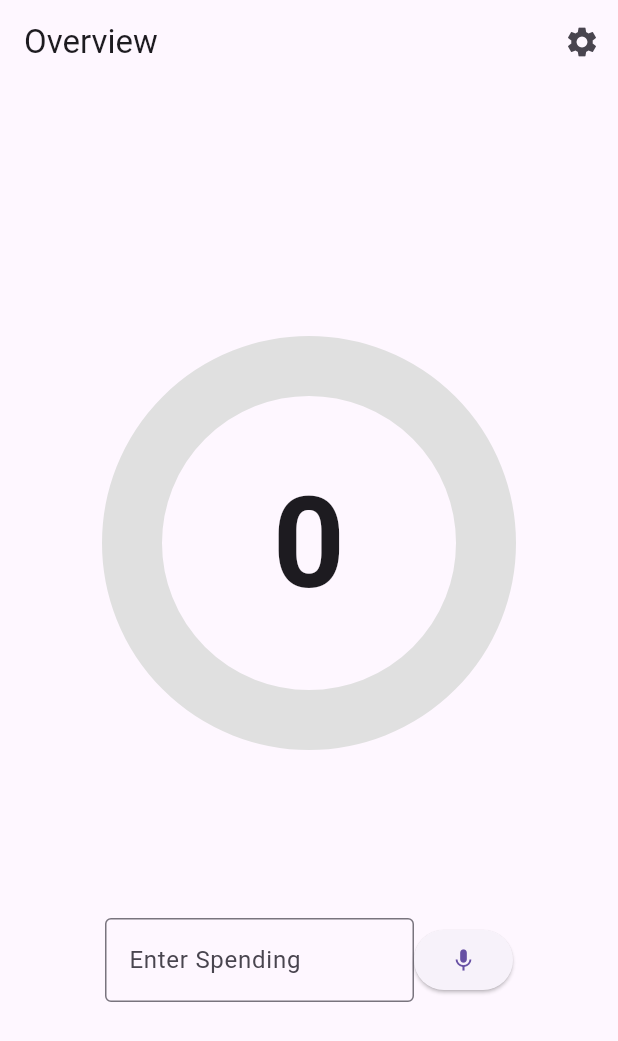
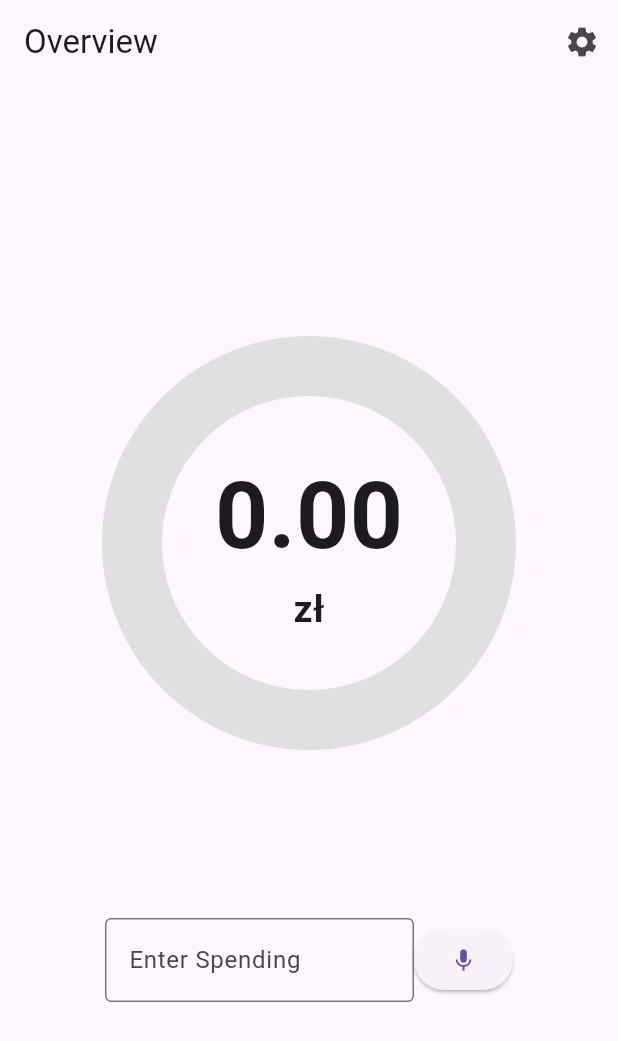
Before and after one commit to PASSTESTMP/dailybudget, a Flutter app: the screen it shows after launch, on a phone screen of 412 x 824 dp. Shown: the top 1041 px of the screen. Run offline on Flutter 3.47's test engine with Material 3 defaults, Android fonts, the phone set to English and light mode, and no system bars; our stand-ins replace flutter_bloc, shared_preferences.

Commit message:
overview quite good

```diff
--- a/lib/bloc/limit_bloc.dart
+++ b/lib/bloc/limit_bloc.dart
@@ -33,7 +33,7 @@ class LimitBloc extends Bloc<LimitEvent, LimitState> {
     on<AddSpendingEvent>((event, emit) {
       dataModel.actualLimit -= event.spending;
       dataModel.budget -= event.spending;
-      emit(SpendingAddedState(dataModel.actualLimit));
+      emit(SpendingAddedState(dataModel.actualLimit, dataModel.limit));
       UpdateDataEvent(dataModel);
     });
 
@@ -47,7 +47,7 @@ class LimitBloc extends Bloc<LimitEvent, LimitState> {
       dataModel.limit = (dataModel.budget / daysToPayday).clamp(0, dataModel.maxLimit);
       dataModel.actualLimit = dataModel.limit;
 
-      emit(SpendingAddedState(dataModel.actualLimit));
+      emit(SpendingAddedState(dataModel.actualLimit, dataModel.limit));
       UpdateDataEvent(dataModel);
     });
 
@@ -55,7 +55,7 @@ class LimitBloc extends Bloc<LimitEvent, LimitState> {
       dataModel.budget -= event.spending;
       dataModel.borrow += event.difference;
       dataModel.actualLimit = 0;
-      emit(SpendingAddedState(dataModel.actualLimit));
+      emit(SpendingAddedState(dataModel.actualLimit, dataModel.limit));
       UpdateDataEvent(dataModel);
     });
   }
--- a/lib/bloc/limit_state.dart
+++ b/lib/bloc/limit_state.dart
@@ -2,6 +2,7 @@ import 'package:dailybudget/Model/data_model.dart';
 
 abstract class LimitState {
   double actualLimit = 0.0;
+  double limit = 0.0;
 }
 
 class InitialState extends LimitState {
@@ -15,8 +16,10 @@ class InitialState extends LimitState {
 
 class SpendingAddedState extends LimitState {
   final double newlLimit;
+  final double targetLimit;
 
-  SpendingAddedState(this.newlLimit){
+  SpendingAddedState(this.newlLimit, this.targetLimit) {
     actualLimit = newlLimit;
+    limit = targetLimit;
   }
 }
--- a/lib/main.dart
+++ b/lib/main.dart
@@ -1,9 +1,7 @@
-import 'package:dailybudget/Model/data_model.dart';
 import 'package:dailybudget/bloc/limit_bloc.dart';
 import 'package:dailybudget/bloc/limit_event.dart';
 import 'package:dailybudget/pages/overview.dart';
 import 'package:flutter/material.dart';
-import 'package:shared_preferences/shared_preferences.dart';
 import 'package:flutter_bloc/flutter_bloc.dart';
 
 Future<void> main() async {
--- a/lib/pages/overview.dart
+++ b/lib/pages/overview.dart
@@ -6,8 +6,15 @@ import 'package:flutter/material.dart';
 import 'package:flutter/services.dart';
 import 'package:flutter_bloc/flutter_bloc.dart';
 
-class OverviewPage extends StatelessWidget {
+class OverviewPage extends StatefulWidget {
   const OverviewPage({super.key});
+
+  @override
+  State<OverviewPage> createState() => _OverviewPageState();
+}
+
+class _OverviewPageState extends State<OverviewPage> {
+  final TextEditingController _controller = TextEditingController();
 
   void _openSettings(BuildContext context) {
     Navigator.push(
@@ -24,16 +31,16 @@ class OverviewPage extends StatelessWidget {
         content: const Text('Update limits after income?'),
         actions: [
           TextButton(
-            onPressed: () => {
-              parentContext.read<LimitBloc>().add(UpdateLimitEvent(spending)),
-              Navigator.pop(context)
+            onPressed: () {
+              parentContext.read<LimitBloc>().add(UpdateLimitEvent(spending));
+              Navigator.pop(context);
             },
             child: const Text('Yes'),
           ),
           TextButton(
-            onPressed: () => {
-              parentContext.read<LimitBloc>().add(AddSpendingEvent(spending)),
-              Navigator.pop(context)
+            onPressed: () {
+              parentContext.read<LimitBloc>().add(AddSpendingEvent(spending));
+              Navigator.pop(context);
             },
             child: const Text('No'),
           ),
@@ -50,16 +57,16 @@ class OverviewPage extends StatelessWidget {
         content: const Text('Update limit or borrow from next days?'),
         actions: [
           TextButton(
-            onPressed: () => {
-              parentContext.read<LimitBloc>().add(UpdateLimitEvent(spending)),
-              Navigator.pop(context)
+            onPressed: () {
+              parentContext.read<LimitBloc>().add(UpdateLimitEvent(spending));
+              Navigator.pop(context);
             },
             child: const Text('Update'),
           ),
           TextButton(
-            onPressed: () => {
-              parentContext.read<LimitBloc>().add(BorrowEvent(difference, spending)),
-              Navigator.pop(context)
+            onPressed: () {
+              parentContext.read<LimitBloc>().add(BorrowEvent(difference, spending));
+              Navigator.pop(context);
             },
             child: const Text('Borrow'),
           ),
@@ -69,18 +76,20 @@ class OverviewPage extends StatelessWidget {
   }
 
   void _startSTT() {
-
+    // Implement speech-to-text functionality here
   }
 
-
+  @override
+  void dispose() {
+    _controller.dispose();
+    super.dispose();
+  }
 
   @override
   Widget build(BuildContext context) {
-    // Example limit value and color
-    double limitValue = 75; // out of 100
-    Color circleColor = limitValue > 80
-        ? Colors.green
-        : (limitValue < 80 ? Colors.orange : Colors.red);
+    double limitValue = 0;
+    Color circleColor = Colors.green;
+    double limitPercentage = 0.0;
 
     return Scaffold(
       appBar: AppBar(
@@ -95,7 +104,15 @@ class OverviewPage extends StatelessWidget {
       body: Center(
         child: BlocBuilder<LimitBloc, LimitState>(
           builder: (context, state) {
-            limitValue = state.actualLimit; // Assuming state has actualLimit
+            limitValue = state.actualLimit;
+            if (limitValue != 0 && state.limit != 0) {
+              limitPercentage = (limitValue / state.limit) * 100;
+            } else {
+              limitPercentage = 0;
+            }
+            circleColor = limitPercentage > 70
+                ? Colors.green
+                : (limitValue > 30 ? Colors.orange : Colors.red);
             return Column(
               mainAxisAlignment: MainAxisAlignment.center,
               children: [
@@ -107,24 +124,36 @@ class OverviewPage extends StatelessWidget {
                     alignment: Alignment.center,
                     children: [
                       CircularProgressIndicator(
-                        value: limitValue / 100,
+                        value: limitPercentage / 100,
                         strokeCap: StrokeCap.round,
                         strokeWidth: 40,
                         strokeAlign: 5,
                         color: circleColor,
                         backgroundColor: Colors.grey[300],
                       ),
+                      Column(
+                        mainAxisAlignment: MainAxisAlignment.center,
+                        children: [
                           Text(
-                        '${limitValue.toInt()}',
+                            limitValue.toStringAsFixed(2),
                             style: const TextStyle(
-                          fontSize: 84,
+                              fontSize: 62,
+                              fontWeight: FontWeight.bold,
+                            ),
+                          ),
+                          Text(
+                            'zł',
+                            style: const TextStyle(
+                              fontSize: 25,
                               fontWeight: FontWeight.bold,
                             ),
                           ),
                         ],
                       ),
+                    ],
                   ),
-                SizedBox(
+                ),
+                const SizedBox(
                   height: 100,
                 ),
                 Row(
@@ -133,6 +162,7 @@ class OverviewPage extends StatelessWidget {
                     SizedBox(
                       width: MediaQuery.of(context).size.width * 0.5,
                       child: TextField(
+                        controller: _controller,
                         decoration: const InputDecoration(
                           labelText: 'Enter Spending',
                           border: OutlineInputBorder(),
@@ -144,7 +174,7 @@ class OverviewPage extends StatelessWidget {
                         ),
                         inputFormatters: [
                           FilteringTextInputFormatter.allow(
-                            RegExp(r'^-?\d{0,10}[,]?\d{0,2}$'), // pozwala na liczby, przecinek, minus
+                            RegExp(r'^-?\d{0,10}[,]?\d{0,2}$'),
                           ),
                         ],
                         onSubmitted: (value) {
@@ -159,9 +189,9 @@ class OverviewPage extends StatelessWidget {
                               context.read<LimitBloc>().add(AddSpendingEvent(spending));
                             }
                           }
-                        },
-                      ),
-
+                          _controller.clear();
+                        }
+                      )
                     ),
                     ElevatedButton(
                       onPressed: () => _startSTT(),
```
Lines whose indentation alone changed are shown as unchanged.
